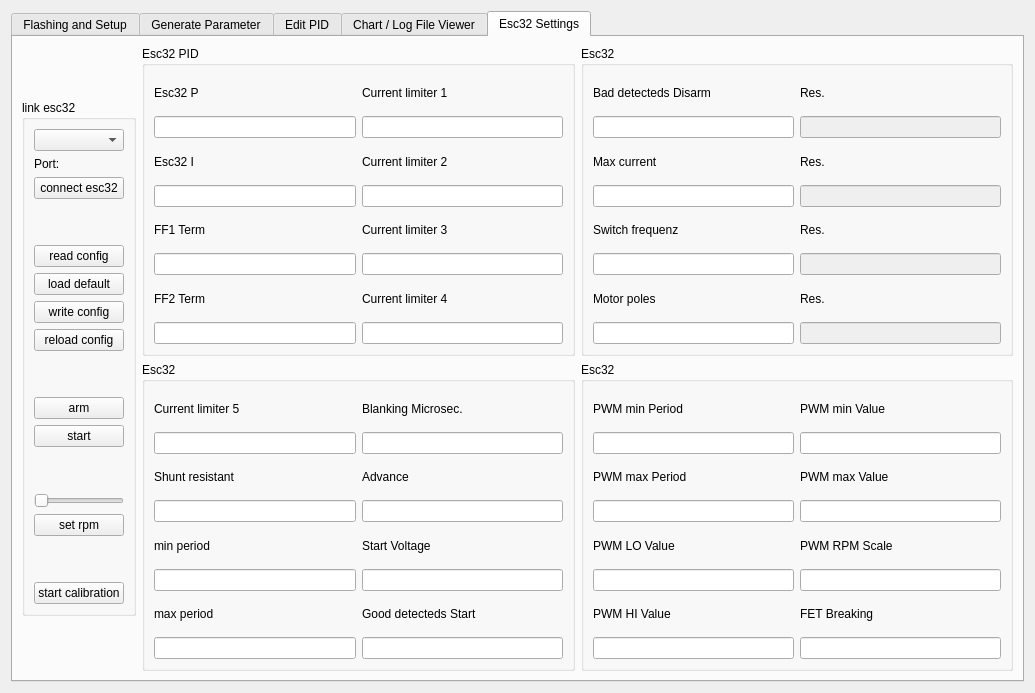
First picture: the form in src/ui/qgcautoquad.ui, repository mpaperno/qgroundcontrol_aq, before the edit.
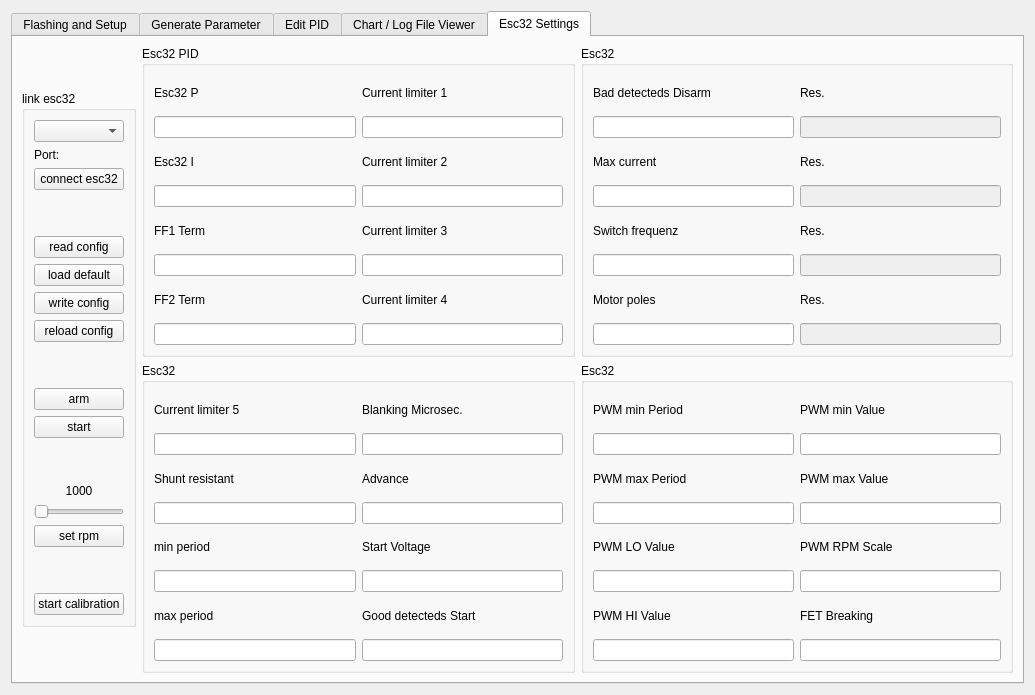
Second picture: the form after the edit. The open tabs and pages were chosen to show the change.

Patch:
```diff
--- a/src/ui/qgcautoquad.ui
+++ b/src/ui/qgcautoquad.ui
@@ -7,7 +7,7 @@
     <x>0</x>
     <y>0</y>
     <width>1035</width>
-    <height>693</height>
+    <height>695</height>
    </rect>
   </property>
   <property name="windowTitle">
@@ -3515,7 +3515,29 @@
            </spacer>
           </item>
           <item>
-           <widget class="QSlider" name="horizontalSlider">
+           <widget class="QLabel" name="label_rpm">
+            <property name="text">
+             <string>1000</string>
+            </property>
+            <property name="alignment">
+             <set>Qt::AlignCenter</set>
+            </property>
+           </widget>
+          </item>
+          <item>
+           <widget class="QSlider" name="horizontalSlider_rpm">
+            <property name="minimum">
+             <number>1000</number>
+            </property>
+            <property name="maximum">
+             <number>10000</number>
+            </property>
+            <property name="singleStep">
+             <number>100</number>
+            </property>
+            <property name="pageStep">
+             <number>1000</number>
+            </property>
             <property name="orientation">
              <enum>Qt::Horizontal</enum>
             </property>
```
